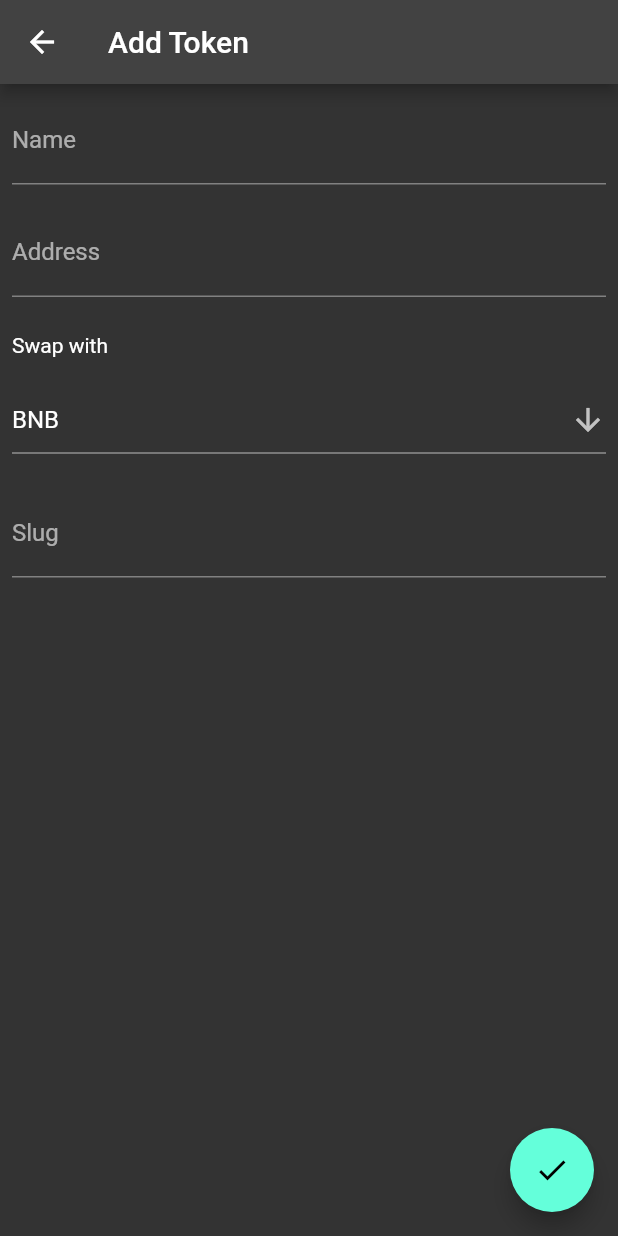
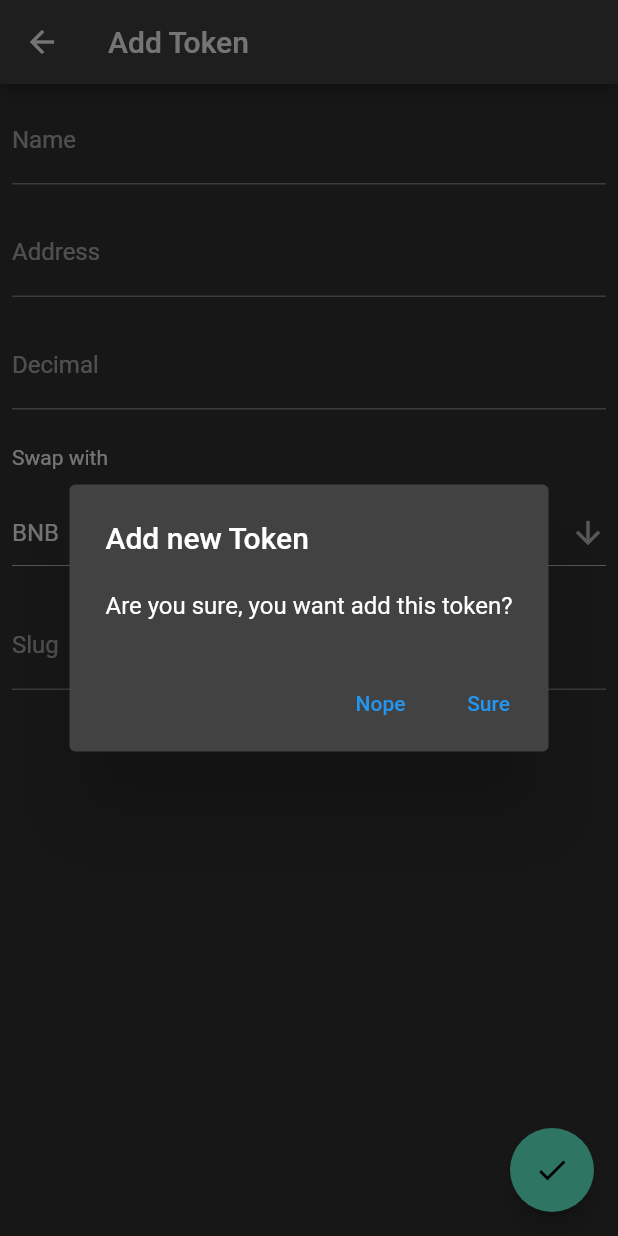
Before and after one commit to l3lackcurtains/lanthu-mobile-app, a Flutter app: the AddToken screen opened directly, after a tap on the "check" icon, on a phone screen of 412 x 824 dp. Run offline on Flutter 3.47's test engine with Material 2 defaults, Android fonts, the phone set to English and light mode, and no system bars; our stand-ins replace cached_network_image, dio, firebase_core, firebase_messaging, flutter_local_notifications; missing offline and left inert: morphable_shape; accounts and stored records are empty; network calls fail.

Commit message:
updated confirmation and decimal

```diff
--- a/lib/models/token.dart
+++ b/lib/models/token.dart
@@ -4,8 +4,15 @@ class Token {
   final String? name;
   final String? slug;
   final String? swapWith;
+  final int? decimal;
 
-  const Token({this.id, this.name, this.address, this.slug, this.swapWith});
+  const Token(
+      {this.id,
+      this.name,
+      this.address,
+      this.slug,
+      this.swapWith,
+      this.decimal});
 
   Map<String, dynamic> toMap() {
     return {
@@ -13,7 +20,8 @@ class Token {
       'name': name,
       'address': address,
       'slug': slug,
-      'swapWith': swapWith
+      'swapWith': swapWith,
+      'decimal': decimal
     };
   }
 
@@ -22,5 +30,6 @@ class Token {
         name = map['name'],
         address = map['address'],
         slug = map['slug'],
-        swapWith = map['swapWith'];
+        swapWith = map['swapWith'],
+        decimal = map['decimal'];
 }
--- a/lib/pages/add_token.dart
+++ b/lib/pages/add_token.dart
@@ -21,6 +21,7 @@ class _AddTokenState extends State<AddToken> {
   TextEditingController nameController = TextEditingController();
   TextEditingController addressController = TextEditingController();
   TextEditingController slugController = TextEditingController();
+  TextEditingController decimalController = TextEditingController();
 
   String _selectSwapWith = "BNB";
 
@@ -39,6 +40,7 @@ class _AddTokenState extends State<AddToken> {
       addressController.text = token.address.toString();
       _selectSwapWith = token.swapWith.toString();
       slugController.text = token.slug.toString();
+      decimalController.text = token.decimal.toString();
       _widgetText = 'Update Trade';
     }
   }
@@ -49,10 +51,59 @@ class _AddTokenState extends State<AddToken> {
     nameController.dispose();
     addressController.dispose();
     slugController.dispose();
+    decimalController.dispose();
   }
 
   @override
   Widget build(BuildContext context) {
+    final AlertDialog insertDialog = AlertDialog(
+      title: const Text('Add new Token'),
+      contentPadding: const EdgeInsets.all(24),
+      content: const Text("Are you sure, you want add this token?"),
+      actions: [
+        TextButton(
+          onPressed: () => Navigator.pop(context),
+          child: const Text('Nope'),
+        ),
+        TextButton(
+          onPressed: () => insertToken(),
+          child: const Text('Sure'),
+        ),
+      ],
+    );
+
+    final AlertDialog updateDialog = AlertDialog(
+      title: const Text('Upate Token'),
+      contentPadding: const EdgeInsets.all(24),
+      content: const Text("Are you sure, you want to update this token?"),
+      actions: [
+        TextButton(
+          onPressed: () => Navigator.pop(context),
+          child: const Text('Nope'),
+        ),
+        TextButton(
+          onPressed: () => updateToken(),
+          child: const Text('Sure'),
+        ),
+      ],
+    );
+
+    final AlertDialog deleteDialog = AlertDialog(
+      title: const Text('Delete Token'),
+      contentPadding: const EdgeInsets.all(24),
+      content: const Text("Are you sure, you want to delete this token?"),
+      actions: [
+        TextButton(
+          onPressed: () => Navigator.pop(context),
+          child: const Text('Nope'),
+        ),
+        TextButton(
+          onPressed: () => deleteToken(),
+          child: const Text('Sure'),
+        ),
+      ],
+    );
+
     return Scaffold(
       appBar: AppBar(
         title: Text(_widgetText),
@@ -61,8 +112,8 @@ class _AddTokenState extends State<AddToken> {
               ? IconButton(
                   icon: const Icon(Icons.delete),
                   onPressed: () {
-                    Navigator.pop(context);
-                    deleteToken();
+                    showDialog<void>(
+                        context: context, builder: (context) => deleteDialog);
                   })
               : Container(),
         ],
@@ -85,6 +136,14 @@ class _AddTokenState extends State<AddToken> {
                   child: TextField(
                     controller: addressController,
                     decoration: const InputDecoration(labelText: 'Address'),
+                  ),
+                ),
+                Padding(
+                  padding: const EdgeInsets.all(8.0),
+                  child: TextField(
+                    keyboardType: TextInputType.number,
+                    controller: decimalController,
+                    decoration: const InputDecoration(labelText: 'Decimal'),
                   ),
                 ),
                 const Padding(
@@ -129,9 +188,11 @@ class _AddTokenState extends State<AddToken> {
       floatingActionButton: FloatingActionButton(
         onPressed: () {
           if (widget.token != null) {
-            updateToken();
+            showDialog<void>(
+                context: context, builder: (context) => updateDialog);
           } else {
-            insertToken();
+            showDialog<void>(
+                context: context, builder: (context) => insertDialog);
           }
         },
         child: const Icon(Icons.check),
@@ -148,7 +209,9 @@ class _AddTokenState extends State<AddToken> {
         "slug": slugController.text.toString(),
         "address": addressController.text.toString(),
         "swapWith": _selectSwapWith,
+        "decimal": int.parse(decimalController.text.toString()),
       });
+      Navigator.pop(context);
       Navigator.pop(context);
     } catch (e) {
       throw Exception('Failed to add token');
@@ -164,7 +227,9 @@ class _AddTokenState extends State<AddToken> {
         "slug": slugController.text.toString(),
         "address": addressController.text.toString(),
         "swapWith": _selectSwapWith,
+        "decimal": int.parse(decimalController.text.toString()),
       });
+      Navigator.pop(context);
       Navigator.pop(context);
     } catch (e) {
       throw Exception('Failed to update token.');
@@ -177,6 +242,7 @@ class _AddTokenState extends State<AddToken> {
     try {
       await dio.delete("$apiUrl/tokens/$tokenName");
       Navigator.pop(context);
+      Navigator.pop(context);
     } catch (e) {
       throw Exception('Failed to delete token');
     }
```
Also changed, not shown: lib/pages/add_trade.dart (+57 -4 lines).
